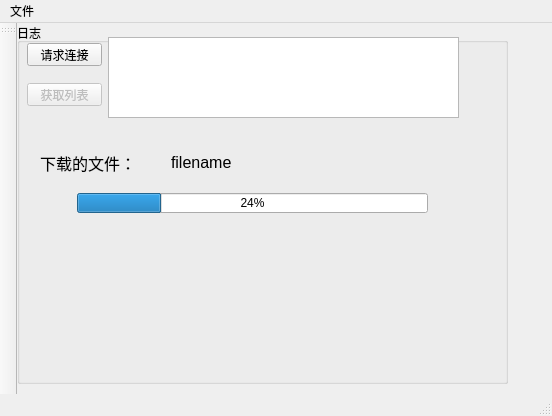
Above: client_page/client_page.ui from gaogao214/client_page before the change. Below: the same form after it.
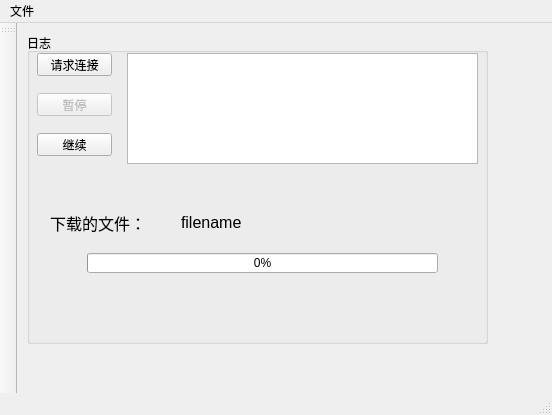
That is the form after the change. Icons and pictures are not drawn.

Patch:
```diff
--- a/client_page/client_page.ui
+++ b/client_page/client_page.ui
@@ -7,7 +7,7 @@
     <x>0</x>
     <y>0</y>
     <width>552</width>
-    <height>416</height>
+    <height>415</height>
    </rect>
   </property>
   <property name="windowTitle">
@@ -21,10 +21,10 @@
    <widget class="QGroupBox" name="groupBox">
     <property name="geometry">
      <rect>
-      <x>0</x>
-      <y>0</y>
-      <width>491</width>
-      <height>361</height>
+      <x>10</x>
+      <y>10</y>
+      <width>461</width>
+      <height>311</height>
      </rect>
     </property>
     <property name="title">
@@ -52,10 +52,10 @@
     <widget class="QTextBrowser" name="text_log">
      <property name="geometry">
       <rect>
-       <x>91</x>
-       <y>14</y>
+       <x>100</x>
+       <y>20</y>
        <width>351</width>
-       <height>81</height>
+       <height>111</height>
       </rect>
      </property>
     </widget>
@@ -75,14 +75,14 @@
       <string notr="true">background-image: url(:/client_page/images/7.png);</string>
      </property>
      <property name="text">
-      <string>获取列表</string>
+      <string>暂停</string>
      </property>
     </widget>
     <widget class="QLabel" name="file_name">
      <property name="geometry">
       <rect>
        <x>140</x>
-       <y>130</y>
+       <y>180</y>
        <width>101</width>
        <height>20</height>
       </rect>
@@ -104,20 +104,20 @@
      <property name="geometry">
       <rect>
        <x>60</x>
-       <y>170</y>
+       <y>220</y>
        <width>351</width>
        <height>20</height>
       </rect>
      </property>
      <property name="value">
-      <number>24</number>
+      <number>0</number>
      </property>
     </widget>
     <widget class="QLabel" name="label">
      <property name="geometry">
       <rect>
        <x>20</x>
-       <y>120</y>
+       <y>170</y>
        <width>101</width>
        <height>41</height>
       </rect>
@@ -132,6 +132,25 @@
       <number>3</number>
      </property>
     </widget>
+    <widget class="QPushButton" name="go_on">
+     <property name="enabled">
+      <bool>true</bool>
+     </property>
+     <property name="geometry">
+      <rect>
+       <x>10</x>
+       <y>100</y>
+       <width>75</width>
+       <height>23</height>
+      </rect>
+     </property>
+     <property name="styleSheet">
+      <string notr="true">background-image: url(:/client_page/images/7.png);</string>
+     </property>
+     <property name="text">
+      <string>继续</string>
+     </property>
+    </widget>
    </widget>
   </widget>
   <widget class="QMenuBar" name="menuBar">
```
Left out of the diff: 4 changed lines with no effect on the pictures.
